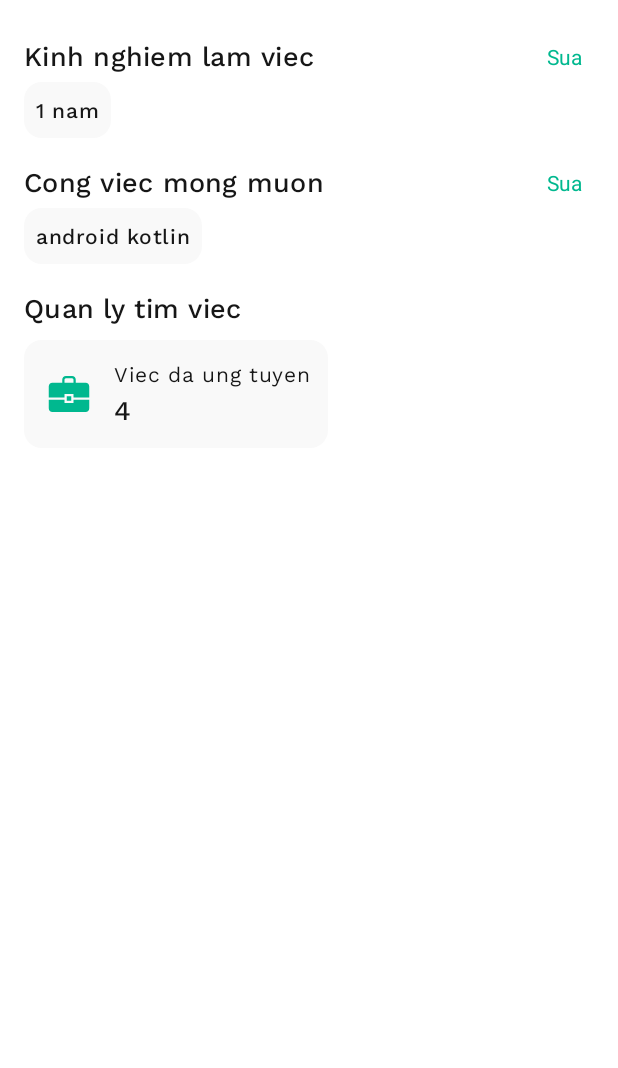
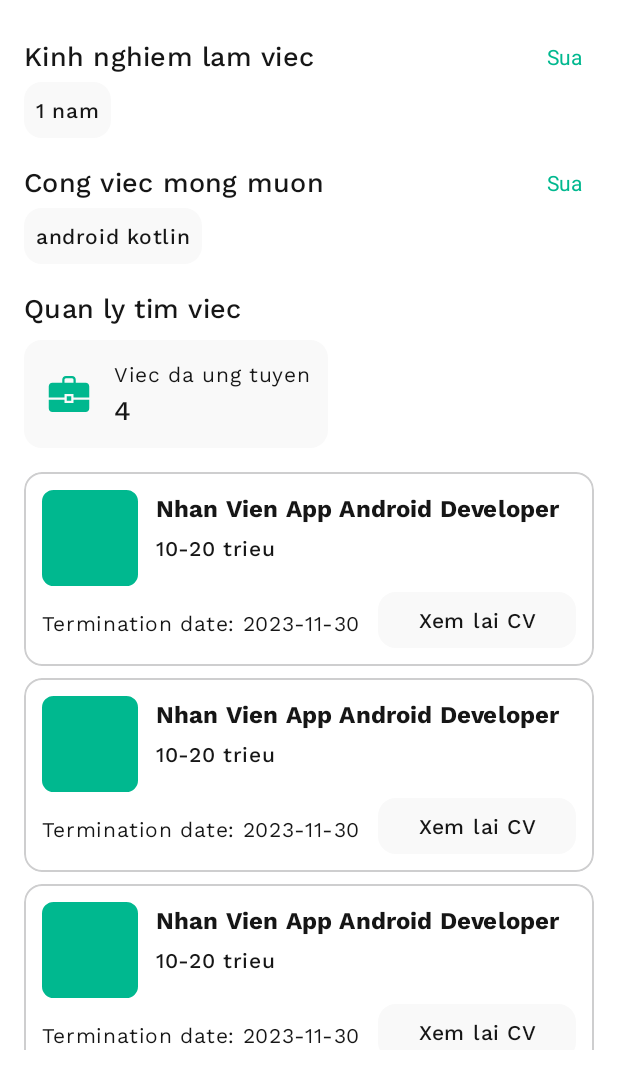
Before and after one commit to diepdao1708/recruitment-management-system-app, an Android app: the layout fragment_account.xml on its own in the app's theme, with its tools: preview values and no code run, on a phone screen of 412 x 824 dp, the part 168-1236 px from its top. Run offline under Robolectric (Android 15) with nearby library versions, the phone set to English and light mode, and no system bars.

Commit message:
application

```diff
--- a/app/src/main/res/layout/fragment_account.xml
+++ b/app/src/main/res/layout/fragment_account.xml
@@ -120,6 +120,7 @@
         app:layout_constraintTop_toBottomOf="@id/tv_major" />
 
     <androidx.constraintlayout.widget.ConstraintLayout
+        android:id="@+id/cl_application"
         android:layout_width="wrap_content"
         android:layout_height="wrap_content"
         android:layout_marginTop="@dimen/x_small"
@@ -161,4 +162,15 @@
 
     </androidx.constraintlayout.widget.ConstraintLayout>
 
+    <androidx.recyclerview.widget.RecyclerView
+        android:id="@+id/rcv_application"
+        android:layout_width="match_parent"
+        android:layout_height="0dp"
+        android:layout_marginVertical="@dimen/medium"
+        app:layoutManager="androidx.recyclerview.widget.LinearLayoutManager"
+        app:layout_constraintBottom_toBottomOf="parent"
+        app:layout_constraintTop_toBottomOf="@id/cl_application"
+        tools:itemCount="5"
+        tools:listitem="@layout/item_application" />
+
 </androidx.constraintlayout.widget.ConstraintLayout>
--- /dev/null
+++ b/app/src/main/res/layout/item_application.xml
@@ -0,0 +1,78 @@
+<?xml version="1.0" encoding="utf-8"?>
+
+<com.google.android.material.card.MaterialCardView xmlns:android="http://schemas.android.com/apk/res/android"
+    xmlns:app="http://schemas.android.com/apk/res-auto"
+    xmlns:tools="http://schemas.android.com/tools"
+    android:layout_width="match_parent"
+    android:layout_height="wrap_content"
+    android:layout_marginVertical="@dimen/small"
+    android:elevation="@dimen/small"
+    app:cardBackgroundColor="@color/white"
+    app:strokeColor="@color/ripple">
+
+    <androidx.constraintlayout.widget.ConstraintLayout
+        android:layout_width="match_parent"
+        android:layout_height="wrap_content"
+        android:padding="@dimen/medium">
+
+        <com.google.android.material.imageview.ShapeableImageView
+            android:id="@+id/img_job"
+            android:layout_width="@dimen/xxx_large"
+            android:layout_height="@dimen/xxx_large"
+            android:scaleType="centerCrop"
+            android:src="@color/primary"
+            app:layout_constraintStart_toStartOf="parent"
+            app:layout_constraintTop_toTopOf="parent"
+            app:shapeAppearanceOverlay="@style/image_rounder" />
+
+        <TextView
+            android:id="@+id/tv_nameJob"
+            style="@style/subtitle_2_bold"
+            android:layout_width="0dp"
+            android:layout_height="wrap_content"
+            android:layout_marginStart="@dimen/medium"
+            app:layout_constraintEnd_toEndOf="parent"
+            app:layout_constraintStart_toEndOf="@id/img_job"
+            app:layout_constraintTop_toTopOf="parent"
+            tools:text="Nhan Vien App Android Developer" />
+
+        <TextView
+            android:id="@+id/tv_salaryJob"
+            style="@style/body_medium"
+            android:layout_width="0dp"
+            android:layout_height="wrap_content"
+            android:layout_marginTop="@dimen/small"
+            app:layout_constraintEnd_toEndOf="@id/tv_nameJob"
+            app:layout_constraintStart_toStartOf="@id/tv_nameJob"
+            app:layout_constraintTop_toBottomOf="@id/tv_nameJob"
+            tools:text="10-20 trieu" />
+
+        <TextView
+            android:id="@+id/tv_terminationDate"
+            style="@style/body_regular"
+            android:layout_width="wrap_content"
+            android:layout_height="wrap_content"
+            android:layout_marginTop="@dimen/small"
+            app:layout_constraintBottom_toBottomOf="@id/tv_cv"
+            app:layout_constraintStart_toStartOf="parent"
+            app:layout_constraintTop_toTopOf="@id/tv_cv"
+            tools:text="Termination date: 2023-11-30" />
+
+        <TextView
+            android:id="@+id/tv_cv"
+            style="@style/body_medium"
+            android:layout_width="0dp"
+            android:layout_height="wrap_content"
+            android:layout_marginStart="@dimen/medium"
+            android:layout_marginTop="@dimen/small"
+            android:background="@drawable/bg_background_12"
+            android:gravity="center"
+            android:padding="@dimen/x_small"
+            android:text="Xem lai CV"
+            app:layout_constraintEnd_toEndOf="parent"
+            app:layout_constraintStart_toEndOf="@id/tv_terminationDate"
+            app:layout_constraintTop_toBottomOf="@id/img_job" />
+
+    </androidx.constraintlayout.widget.ConstraintLayout>
+
+</com.google.android.material.card.MaterialCardView>
```
Also changed, not shown: app/src/main/java/com/android/recruitment/data/models/Application.kt (added, +17 -0 lines), app/src/main/java/com/android/recruitment/data/repositories/UserRepository.kt (+12 -0 lines), app/src/main/java/com/android/recruitment/data/services/UserService.kt (+8 -2 lines), app/src/main/java/com/android/recruitment/features/account/AccountFragment.kt (+15 -1 lines), app/src/main/java/com/android/recruitment/features/account/AccountStateUi.kt (+10 -1 lines), app/src/main/java/com/android/recruitment/features/account/AccountViewModel.kt (+24 -0 lines), app/src/main/java/com/android/recruitment/features/account/ApplicationAdapter.kt (added, +50 -0 lines).
